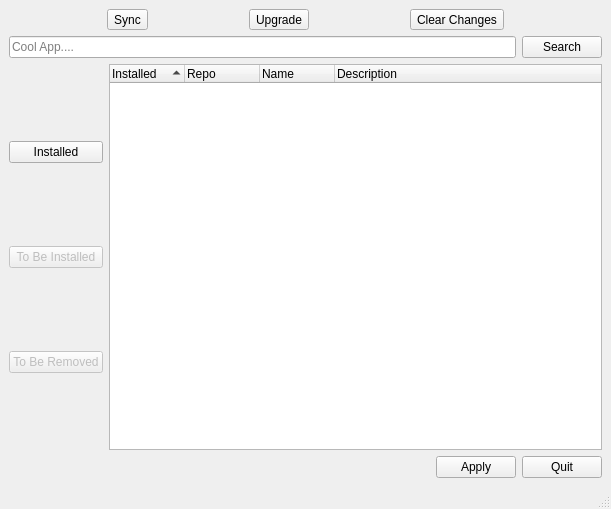
First picture: the form in view/mw.ui, repository 0xBEEB/Potluck, before the edit.
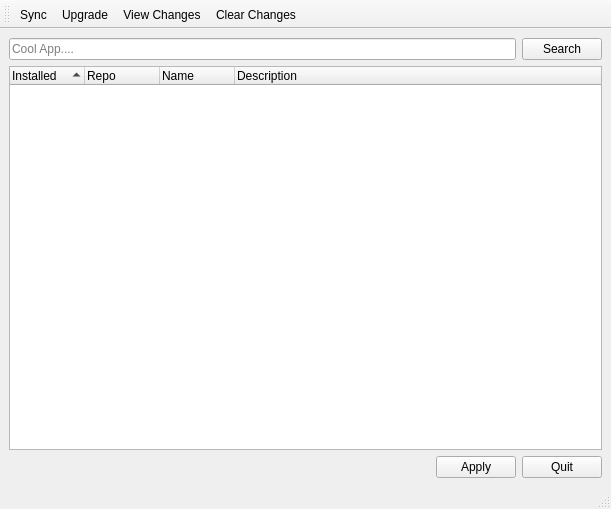
Second picture: the form after the edit.

Commit message: Switched out some buttons for a toolbar

```diff
--- a/view/mw.ui
+++ b/view/mw.ui
@@ -40,41 +40,10 @@
    </property>
    <layout class="QGridLayout" name="gridLayout">
     <item row="2" column="0">
-     <layout class="QVBoxLayout" name="verticalLayout" stretch="0,0,0">
+     <layout class="QVBoxLayout" name="verticalLayout" stretch="0,0">
       <property name="sizeConstraint">
        <enum>QLayout::SetNoConstraint</enum>
       </property>
-      <item>
-       <layout class="QHBoxLayout" name="horizontalLayout_4">
-        <property name="spacing">
-         <number>3</number>
-        </property>
-        <property name="sizeConstraint">
-         <enum>QLayout::SetDefaultConstraint</enum>
-        </property>
-        <item>
-         <widget class="QToolButton" name="syncButton">
-          <property name="text">
-           <string>Sync</string>
-          </property>
-         </widget>
-        </item>
-        <item>
-         <widget class="QToolButton" name="upgradeButton">
-          <property name="text">
-           <string>Upgrade</string>
-          </property>
-         </widget>
-        </item>
-        <item>
-         <widget class="QToolButton" name="clearButton">
-          <property name="text">
-           <string>Clear Changes</string>
-          </property>
-         </widget>
-        </item>
-       </layout>
-      </item>
       <item>
        <layout class="QHBoxLayout" name="horizontalLayout">
         <item>
@@ -101,37 +70,6 @@
       </item>
       <item>
        <layout class="QHBoxLayout" name="horizontalLayout_2">
-        <item>
-         <layout class="QVBoxLayout" name="verticalLayout_2">
-          <item>
-           <widget class="QPushButton" name="installedButton">
-            <property name="text">
-             <string>Installed</string>
-            </property>
-           </widget>
-          </item>
-          <item>
-           <widget class="QPushButton" name="addedButton">
-            <property name="enabled">
-             <bool>false</bool>
-            </property>
-            <property name="text">
-             <string>To Be Installed</string>
-            </property>
-           </widget>
-          </item>
-          <item>
-           <widget class="QPushButton" name="removeButton">
-            <property name="enabled">
-             <bool>false</bool>
-            </property>
-            <property name="text">
-             <string>To Be Removed</string>
-            </property>
-           </widget>
-          </item>
-         </layout>
-        </item>
         <item>
          <widget class="QTreeWidget" name="queryList">
           <property name="sizePolicy">
@@ -233,6 +171,59 @@
    </layout>
   </widget>
   <widget class="QStatusBar" name="statusBar"/>
+  <widget class="QToolBar" name="toolBar">
+   <property name="minimumSize">
+    <size>
+     <width>100</width>
+     <height>0</height>
+    </size>
+   </property>
+   <property name="windowTitle">
+    <string>toolBar</string>
+   </property>
+   <attribute name="toolBarArea">
+    <enum>TopToolBarArea</enum>
+   </attribute>
+   <attribute name="toolBarBreak">
+    <bool>false</bool>
+   </attribute>
+   <addaction name="actionSync"/>
+   <addaction name="actionUpgrade"/>
+   <addaction name="actionView_Changes"/>
+   <addaction name="actionClear_Changes"/>
+  </widget>
+  <action name="actionSync">
+   <property name="text">
+    <string>Sync</string>
+   </property>
+   <property name="toolTip">
+    <string>Refresh Package Database</string>
+   </property>
+  </action>
+  <action name="actionUpgrade">
+   <property name="text">
+    <string>Upgrade</string>
+   </property>
+   <property name="toolTip">
+    <string>Upgrade All Currently Installed Applications</string>
+   </property>
+  </action>
+  <action name="actionView_Changes">
+   <property name="text">
+    <string>View Changes</string>
+   </property>
+   <property name="toolTip">
+    <string>List All Packages That Will Be Altered</string>
+   </property>
+  </action>
+  <action name="actionClear_Changes">
+   <property name="text">
+    <string>Clear Changes</string>
+   </property>
+   <property name="toolTip">
+    <string>Undo All Changes</string>
+   </property>
+  </action>
  </widget>
  <resources/>
  <connections/>
```
The commit also changes 1 other file.
